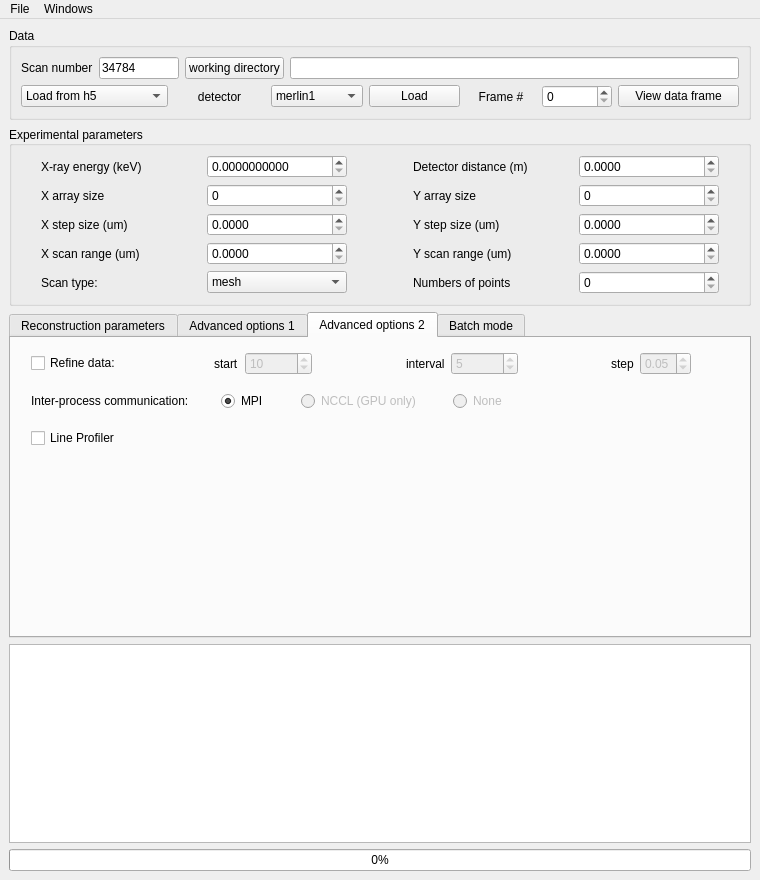
The window that nsls2ptycho/ui/ui_ptycho.ui (NSLS-II/ptycho_gui) describes before a commit, drawn with Qt 5.
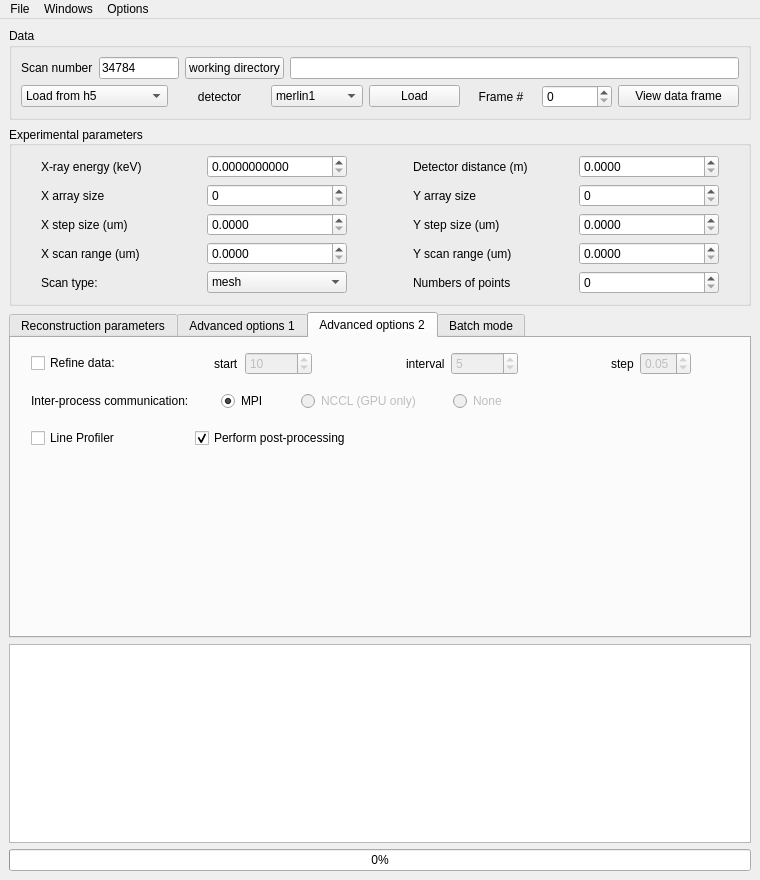
The same window after the commit. The open tabs and pages were chosen to show the change.

Commit message: added postprocessing flag, closes #14

The edit to the form file:
```diff
--- a/nsls2ptycho/ui/ui_ptycho.ui
+++ b/nsls2ptycho/ui/ui_ptycho.ui
@@ -1929,19 +1929,6 @@
        <attribute name="title">
         <string>Advanced options 2</string>
        </attribute>
-       <widget class="QCheckBox" name="ck_profiler_flag">
-        <property name="geometry">
-         <rect>
-          <x>20</x>
-          <y>90</y>
-          <width>111</width>
-          <height>20</height>
-         </rect>
-        </property>
-        <property name="text">
-         <string>Line Profiler</string>
-        </property>
-       </widget>
        <widget class="QWidget" name="layoutWidget">
         <property name="geometry">
          <rect>
@@ -2063,7 +2050,7 @@
          </item>
         </layout>
        </widget>
-       <widget class="QWidget" name="">
+       <widget class="QWidget" name="layoutWidget">
         <property name="geometry">
          <rect>
           <x>20</x>
@@ -2163,6 +2150,35 @@
          </item>
         </layout>
        </widget>
+       <widget class="QWidget" name="">
+        <property name="geometry">
+         <rect>
+          <x>20</x>
+          <y>90</y>
+          <width>321</width>
+          <height>20</height>
+         </rect>
+        </property>
+        <layout class="QHBoxLayout" name="horizontalLayout_21">
+         <item>
+          <widget class="QCheckBox" name="ck_profiler_flag">
+           <property name="text">
+            <string>Line Profiler</string>
+           </property>
+          </widget>
+         </item>
+         <item>
+          <widget class="QCheckBox" name="ck_postprocessing_flag">
+           <property name="text">
+            <string>Perform post-processing</string>
+           </property>
+           <property name="checked">
+            <bool>true</bool>
+           </property>
+          </widget>
+         </item>
+        </layout>
+       </widget>
       </widget>
       <widget class="QWidget" name="tab_3">
        <attribute name="title">
@@ -2389,8 +2405,15 @@
     <addaction name="actionMonitor"/>
     <addaction name="actionScan_points"/>
    </widget>
+   <widget class="QMenu" name="menuOptions">
+    <property name="title">
+     <string>Options</string>
+    </property>
+    <addaction name="actionClear_shared_memory"/>
+   </widget>
    <addaction name="menuFile"/>
    <addaction name="menuWindows"/>
+   <addaction name="menuOptions"/>
   </widget>
   <action name="menu_import_config">
    <property name="text">
```
Left out of the diff: 5 changed lines with no effect on the pictures. The commit also changes 3 other files.
